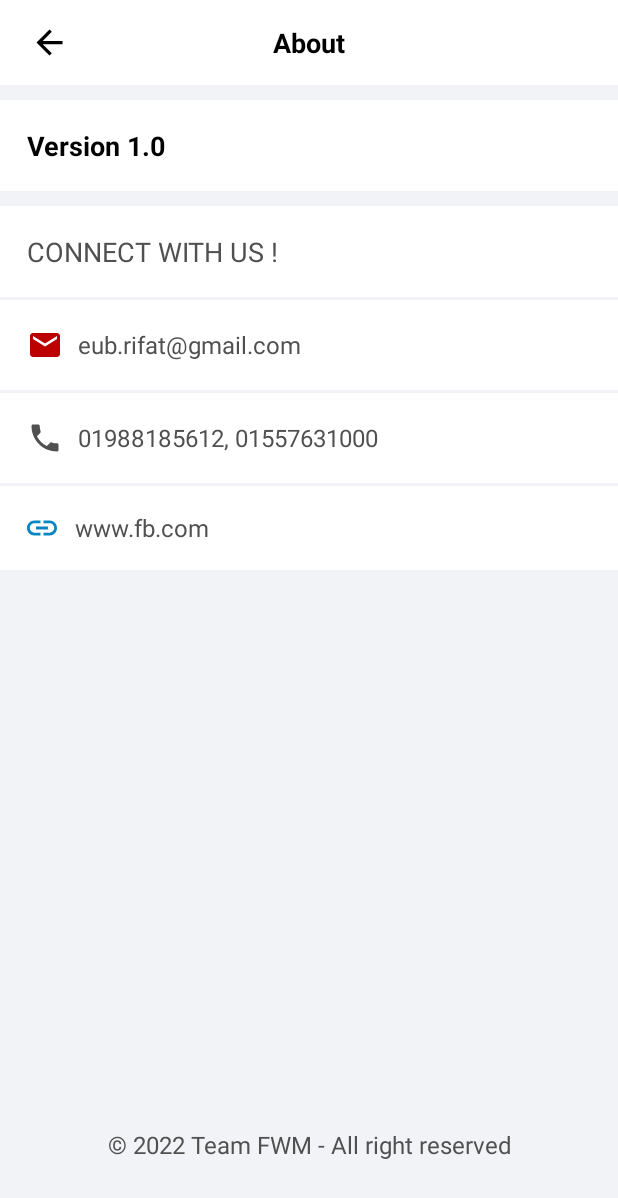
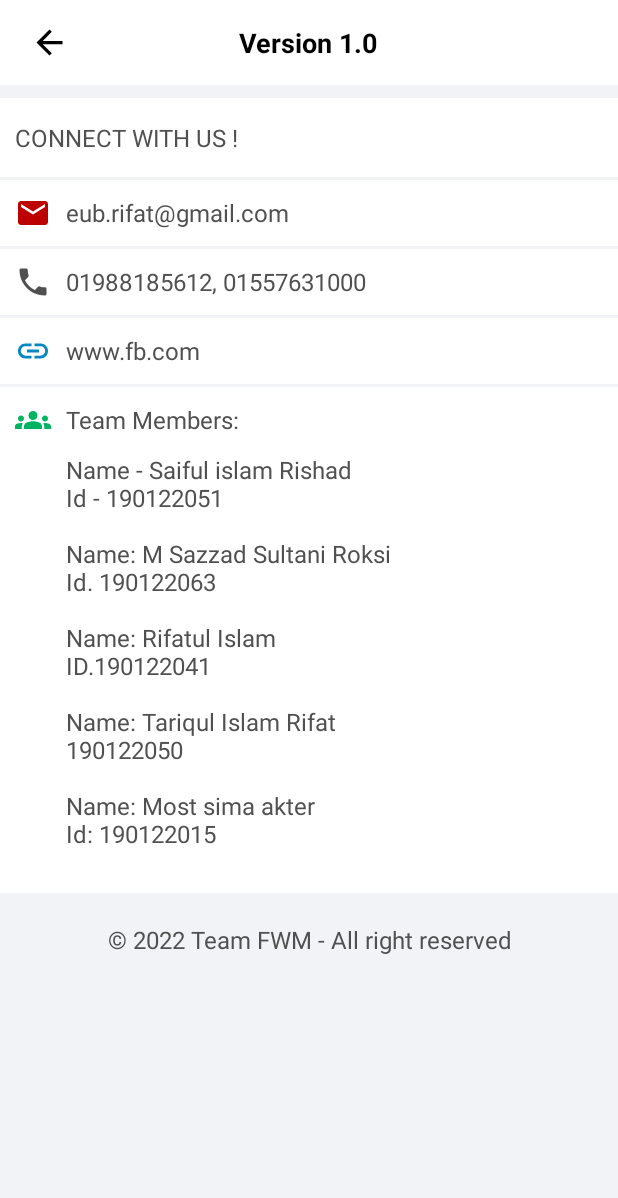
Before and after one commit to RedwanSharafatKabir/DonateUs, an Android app: the About screen opened directly, with no data from a screen before it, on a phone screen of 412 x 824 dp. Shown: the top 1198 px of the screen. Run offline under Robolectric (Android 15) with nearby library versions, the phone set to English and light mode, and no system bars.

Commit message:
About us

```diff
--- a/app/src/main/java/com/donate/us/activities/About.kt
+++ b/app/src/main/java/com/donate/us/activities/About.kt
@@ -1,5 +1,7 @@
 package com.donate.us.activities
 
+import android.R
+import android.app.Dialog
 import android.os.Bundle
 import androidx.appcompat.app.AppCompatActivity
 import com.donate.us.databinding.ActivityAboutBinding
@@ -17,5 +19,6 @@ class About : AppCompatActivity() {
         binding.backFromAbout.setOnClickListener {
             super.onBackPressed()
         }
+
     }
 }
--- /dev/null
+++ b/app/src/main/res/drawable/ic_baseline_groups_24.xml
@@ -0,0 +1,5 @@
+<vector android:height="24dp" android:tint="#00B360"
+    android:viewportHeight="24" android:viewportWidth="24"
+    android:width="24dp" xmlns:android="http://schemas.android.com/apk/res/android">
+    <path android:fillColor="@android:color/white" android:pathData="M12,12.75c1.63,0 3.07,0.39 4.24,0.9c1.08,0.48 1.76,1.56 1.76,2.73L18,18H6l0,-1.61c0,-1.18 0.68,-2.26 1.76,-2.73C8.93,13.14 10.37,12.75 12,12.75zM4,13c1.1,0 2,-0.9 2,-2c0,-1.1 -0.9,-2 -2,-2s-2,0.9 -2,2C2,12.1 2.9,13 4,13zM5.13,14.1C4.76,14.04 4.39,14 4,14c-0.99,0 -1.93,0.21 -2.78,0.58C0.48,14.9 0,15.62 0,16.43V18l4.5,0v-1.61C4.5,15.56 4.73,14.78 5.13,14.1zM20,13c1.1,0 2,-0.9 2,-2c0,-1.1 -0.9,-2 -2,-2s-2,0.9 -2,2C18,12.1 18.9,13 20,13zM24,16.43c0,-0.81 -0.48,-1.53 -1.22,-1.85C21.93,14.21 20.99,14 20,14c-0.39,0 -0.76,0.04 -1.13,0.1c0.4,0.68 0.63,1.46 0.63,2.29V18l4.5,0V16.43zM12,6c1.66,0 3,1.34 3,3c0,1.66 -1.34,3 -3,3s-3,-1.34 -3,-3C9,7.34 10.34,6 12,6z"/>
+</vector>
--- a/app/src/main/res/layout/activity_about.xml
+++ b/app/src/main/res/layout/activity_about.xml
@@ -6,11 +6,6 @@
     android:layout_height="match_parent"
     tools:context=".activities.About"
     android:background="#F1F3F6">
-
-    <androidx.appcompat.widget.LinearLayoutCompat
-        android:layout_width="match_parent"
-        android:layout_height="match_parent"
-        android:orientation="vertical">
 
     <FrameLayout
         android:layout_width="match_parent"
@@ -34,11 +29,21 @@
             android:textColor="@color/black"
             android:textSize="18sp"
             android:textStyle="bold"
-                android:text="About"
+            android:text="Version 1.0"
             android:gravity="center"
             android:layout_gravity="center"/>
 
     </FrameLayout>
+
+    <ScrollView
+        android:layout_width="match_parent"
+        android:layout_height="match_parent"
+        android:layout_marginTop="60dp">
+
+        <LinearLayout
+            android:layout_width="match_parent"
+            android:layout_height="match_parent"
+            android:orientation="vertical">
 
             <TextView
                 android:layout_width="match_parent"
@@ -47,26 +52,14 @@
                 android:drawablePadding="10dp"
                 android:fontFamily="sans-serif"
                 android:gravity="center|left"
-            android:padding="18dp"
-            android:textColor="@color/black"
-            android:text="Version 1.0"
-            android:layout_marginTop="10dp"
-            android:textSize="18sp"
-            android:textStyle="bold"/>
-
-        <TextView
-            android:layout_width="match_parent"
-            android:layout_height="wrap_content"
-            android:background="@color/white"
-            android:drawablePadding="10dp"
-            android:fontFamily="sans-serif"
-            android:gravity="center|left"
-            android:padding="18dp"
+                android:paddingLeft="10dp"
+                android:paddingTop="15dp"
+                android:paddingBottom="15dp"
                 android:textColor="@color/grey"
                 android:text="connect with us !"
-            android:textSize="18sp"
+                android:textSize="16sp"
                 android:textAllCaps="true"
-            android:layout_marginTop="10dp"/>
+                android:layout_marginTop="5dp"/>
 
             <View
                 android:layout_width="match_parent"
@@ -79,7 +72,7 @@
                 android:drawablePadding="10dp"
                 android:fontFamily="sans-serif"
                 android:gravity="center|left"
-            android:padding="18dp"
+                android:padding="10dp"
                 android:textColor="@color/grey"
                 android:text="eub.rifat@gmail.com"
                 android:drawableLeft="@drawable/ic_baseline_red_email_24"
@@ -96,7 +89,7 @@
                 android:drawablePadding="10dp"
                 android:fontFamily="sans-serif"
                 android:gravity="center|left"
-            android:padding="18dp"
+                android:padding="10dp"
                 android:drawableLeft="@drawable/ic_baseline_local_phone_24"
                 android:textColor="@color/grey"
                 android:text="01988185612, 01557631000"
@@ -113,13 +106,42 @@
                 android:drawablePadding="10dp"
                 android:fontFamily="sans-serif"
                 android:gravity="center|left"
-            android:padding="16dp"
+                android:padding="10dp"
                 android:textColor="@color/grey"
                 android:text="www.fb.com"
                 android:drawableLeft="@drawable/ic_baseline_link_24"
                 android:textSize="16sp"/>
 
-    </androidx.appcompat.widget.LinearLayoutCompat>
+            <View
+                android:layout_width="match_parent"
+                android:layout_height="2dp" />
+
+            <TextView
+                android:layout_width="match_parent"
+                android:layout_height="wrap_content"
+                android:background="@color/white"
+                android:drawablePadding="10dp"
+                android:fontFamily="sans-serif"
+                android:gravity="center|left"
+                android:paddingLeft="10dp"
+                android:paddingTop="10dp"
+                android:textColor="@color/grey"
+                android:text="Team Members:"
+                android:drawableLeft="@drawable/ic_baseline_groups_24"
+                android:textSize="16sp"/>
+
+            <TextView
+                android:layout_width="match_parent"
+                android:layout_height="wrap_content"
+                android:background="@color/white"
+                android:drawablePadding="10dp"
+                android:fontFamily="sans-serif"
+                android:gravity="center|left"
+                android:padding="10dp"
+                android:textColor="@color/grey"
+                android:text="@string/teamMembers"
+                android:drawableLeft="@drawable/white_arrow_forward_24"
+                android:textSize="16sp"/>
 
             <TextView
                 android:layout_width="match_parent"
@@ -132,6 +154,10 @@
                 android:textSize="16dp"
                 android:layout_marginTop="20dp"
                 android:layout_gravity="center|bottom"
-        android:layout_marginBottom="50dp"/>
+                android:layout_marginBottom="20dp"/>
+
+        </LinearLayout>
+
+    </ScrollView>
 
 </FrameLayout>
--- a/app/src/main/res/values/strings.xml
+++ b/app/src/main/res/values/strings.xml
@@ -11,4 +11,6 @@
     <string name="donateNow">Donate</string>
     <string name="donateHistory">History</string>
 
+    <string name="teamMembers">Name - Saiful islam Rishad\nId - 190122051\n\nName: M Sazzad Sultani Roksi\nId. 190122063\n\nName: Rifatul  Islam\nID.190122041\n\nName: Tariqul Islam Rifat\n190122050\n\nName: Most sima akter\nId: 190122015\n</string>
+
 </resources>
```
Also changed, not shown: app/src/main/java/com/donate/us/viewpagers/DonateNow.kt (+31 -8 lines), app/src/main/res/layout/fragment_donate_now.xml (+0 -8 lines). Lines whose indentation alone changed are shown as unchanged.
